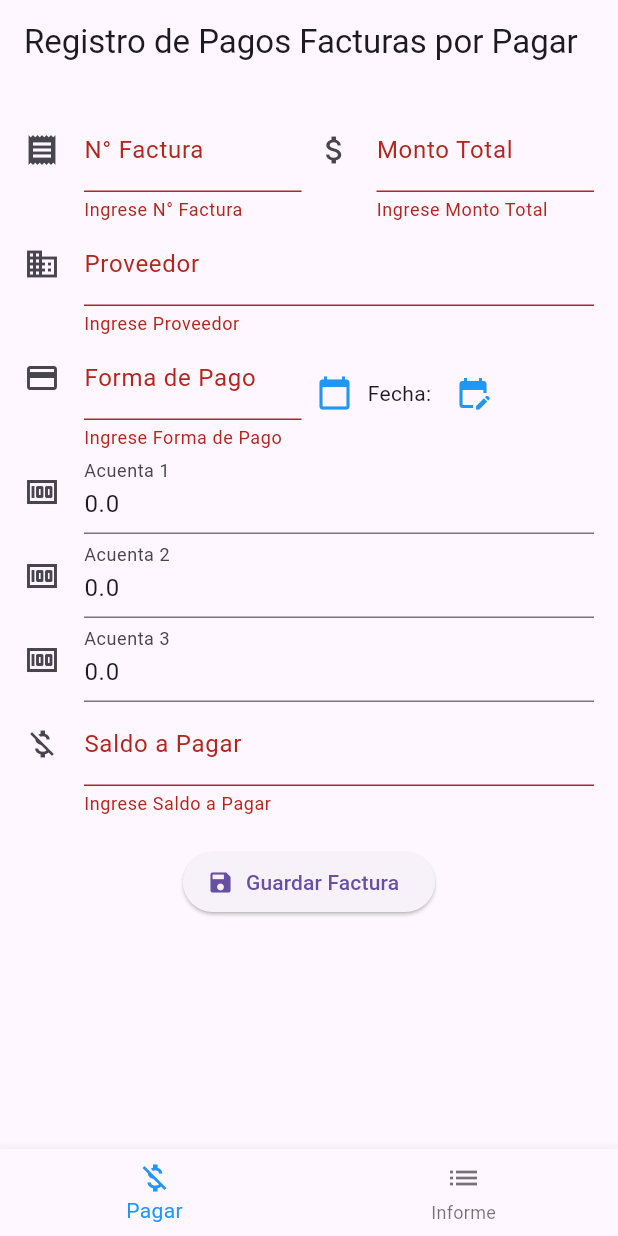
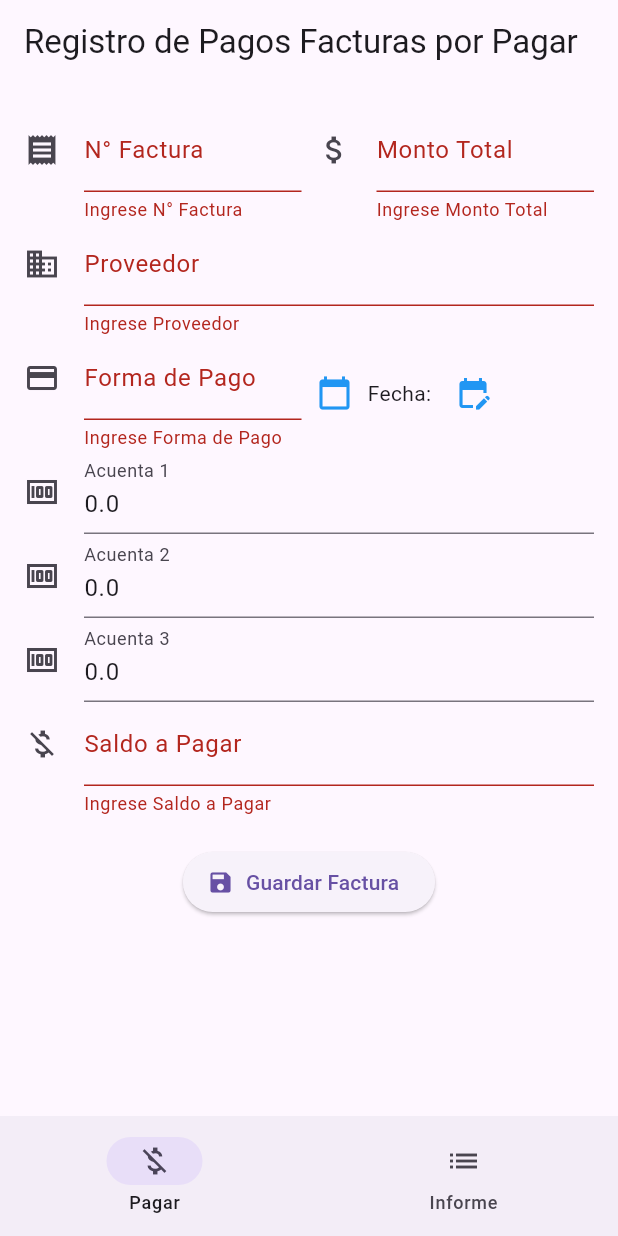
Before and after one commit to Annderx/App, a Flutter app: the PagarFacturasHomePage screen opened directly, after a tap on "Guardar Factura", on a phone screen of 412 x 824 dp. Run offline on Flutter 3.47's test engine with Material 3 defaults, Android fonts, the phone set to English and light mode, and no system bars; our stand-ins replace pdf, printing, shared_preferences, sqflite; accounts and stored records are empty.

Commit message:
MenuNavegacionPagar.dart

```diff
--- a/lib/Administracion/Facturas/MenuNavegacionPagar.dart
+++ b/lib/Administracion/Facturas/MenuNavegacionPagar.dart
@@ -1,5 +1,5 @@
 import 'package:flutter/material.dart';
-import 'package:myapp/Administracion/Facturas/FacPagar.dart';
+import 'FacPagar.dart';
 import 'InformePagarFacturas.dart';
 
 class MenuNavegacionPagarFacturas extends StatelessWidget {
@@ -8,9 +8,10 @@ class MenuNavegacionPagarFacturas extends StatelessWidget {
   @override
   Widget build(BuildContext context) {
     return MaterialApp(
-      title: 'Facturas a Pagar App',
+      title: 'Facturas a Pagar',
       theme: ThemeData(
-        primarySwatch: Colors.blue,
+        colorScheme: ColorScheme.fromSeed(seedColor: Colors.red),
+        useMaterial3: true,
       ),
       home: const PagarFacturasHomePage(),
     );
@@ -26,37 +27,32 @@ class PagarFacturasHomePage extends StatefulWidget {
 
 class _PagarFacturasHomePageState extends State<PagarFacturasHomePage> {
   int _selectedIndex = 0;
+  final List<Widget> _pages = const [
+    RegistroPagarFacturas(),
+    InformePagarFacturas(),
+  ];
 
   void _onItemTapped(int index) {
-    setState(() {
-      _selectedIndex = index;
-    });
+    setState(() => _selectedIndex = index);
   }
 
   @override
   Widget build(BuildContext context) {
     return Scaffold(
-      body: IndexedStack(
-        index: _selectedIndex,
-        children: <Widget>[
-          const RegistroPagarFacturas(),
-          const InformePagarFacturas(),
-        ],
-      ),
-      bottomNavigationBar: BottomNavigationBar(
-        items: const <BottomNavigationBarItem>[
-          BottomNavigationBarItem(
+      body: _pages[_selectedIndex],
+      bottomNavigationBar: NavigationBar(
+        selectedIndex: _selectedIndex,
+        onDestinationSelected: _onItemTapped,
+        destinations: const [
+          NavigationDestination(
             icon: Icon(Icons.money_off),
             label: 'Pagar',
           ),
-          BottomNavigationBarItem(
+          NavigationDestination(
             icon: Icon(Icons.list),
             label: 'Informe',
           ),
         ],
-        currentIndex: _selectedIndex,
-        selectedItemColor: Colors.blue,
-        onTap: _onItemTapped,
       ),
     );
   }
```
